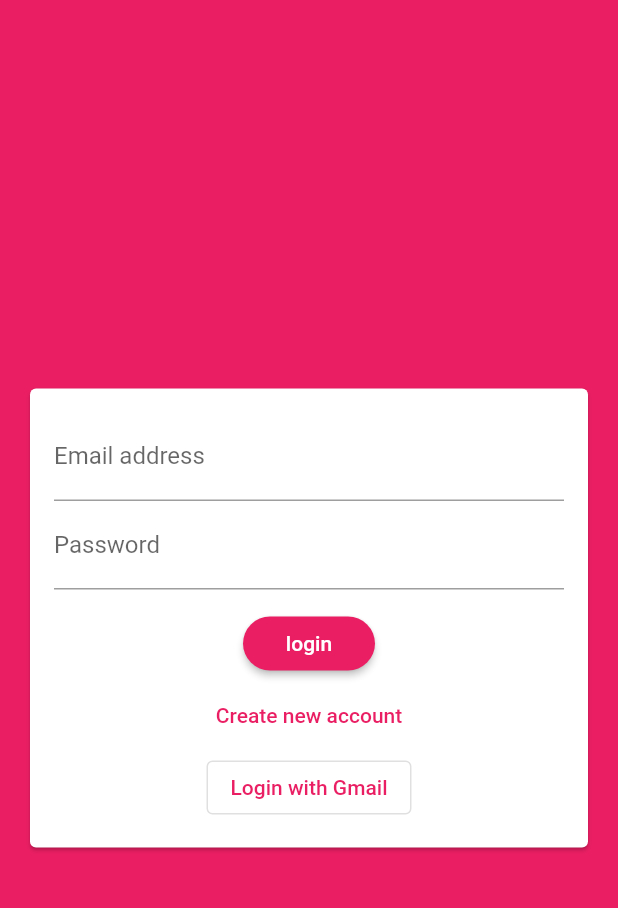
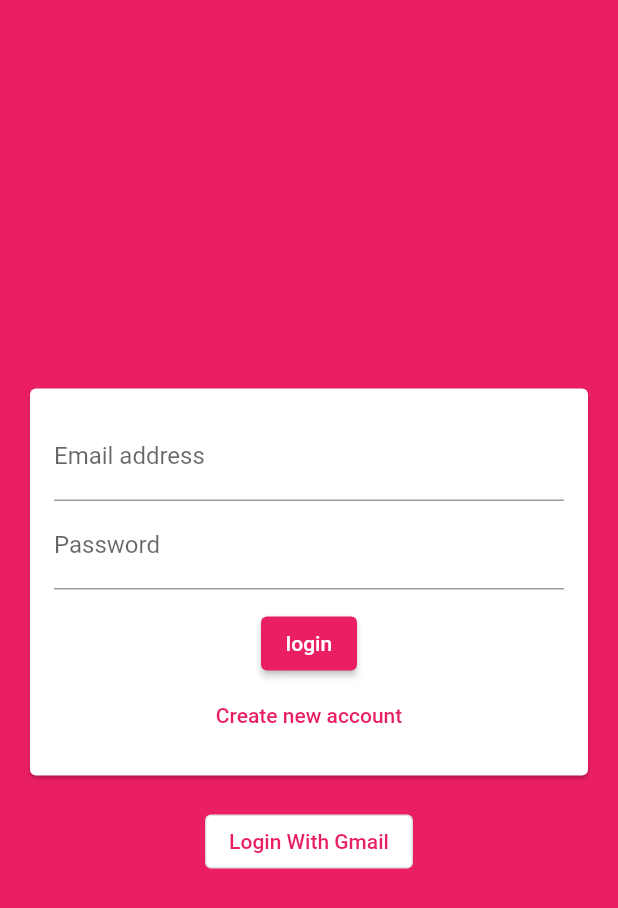
Before and after one commit to rashek/flutter-chat, a Flutter app: the screen it shows after launch, on a phone screen of 412 x 824 dp. Shown: the top 908 px of the screen. Run offline on Flutter 3.47's test engine with Material 2 defaults, Android fonts, the phone set to English and light mode, and no system bars; our stand-ins replace cloud_firestore, firebase_auth, firebase_storage, google_sign_in, image_picker; accounts and stored records are empty.

```diff
--- a/lib/main.dart
+++ b/lib/main.dart
@@ -3,6 +3,7 @@ import 'package:firebase_auth/firebase_auth.dart';
 
 import './screens/auth_screen.dart';
 import './screens/chat_screen.dart';
+import './screens/user_screen.dart';
 
 void main() {
   runApp(MyApp());
@@ -31,7 +32,8 @@ class MyApp extends StatelessWidget {
           stream: FirebaseAuth.instance.onAuthStateChanged,
           builder: (ctx, userSnapshot) {
             if (userSnapshot.hasData) {
-              return ChatScreen();
+              return UserScreen();
+              // return ChatScreen();
             }
             return AuthScreen();
           }),
--- a/lib/screens/auth_screen.dart
+++ b/lib/screens/auth_screen.dart
@@ -7,6 +7,7 @@ import 'package:cloud_firestore/cloud_firestore.dart';
 import 'package:firebase_storage/firebase_storage.dart';
 
 import '../widgets/auth_form/auth_form.dart';
+import '../widgets/auth_form/auth_gmail.dart';
 
 class AuthScreen extends StatefulWidget {
   @override
@@ -18,10 +19,15 @@ class _AuthScreenState extends State<AuthScreen> {
   final _auth = FirebaseAuth.instance;
 
   void _createUser(
-      String email, String uid, String username, String url) async {
+    String email,
+    String uid,
+    String username,
+    String url,
+  ) async {
     await Firestore.instance.collection('user').document(uid).setData({
       'username': username,
       'email': email,
+      'uid': uid,
       'image_url': url,
     });
   }
@@ -78,7 +84,15 @@ class _AuthScreenState extends State<AuthScreen> {
   Widget build(BuildContext context) {
     return Scaffold(
       backgroundColor: Theme.of(context).primaryColor,
-      body: AuthForm(_submitAuthForm, _isLoading),
+      body:
+          // AuthForm(_submitAuthForm, _isLoading),
+          Column(
+        mainAxisAlignment: MainAxisAlignment.center,
+        children: [
+          AuthForm(_submitAuthForm, _isLoading),
+          AuthGmail(_createUser),
+        ],
+      ),
     );
   }
 }
--- a/lib/screens/chat_screen.dart
+++ b/lib/screens/chat_screen.dart
@@ -1,11 +1,12 @@
 import 'package:flutter/material.dart';
-// import 'package:cloud_firestore/cloud_firestore.dart';
 import 'package:firebase_auth/firebase_auth.dart';
+import 'package:google_sign_in/google_sign_in.dart';
 
 import '../widgets/chat/messages.dart';
 import '../widgets/chat/new_message.dart';
 
 class ChatScreen extends StatelessWidget {
+  final GoogleSignIn googleSignIn = GoogleSignIn();
   @override
   Widget build(BuildContext context) {
     return Scaffold(
@@ -34,6 +35,8 @@ class ChatScreen extends StatelessWidget {
             onChanged: (itemIdentifier) {
               if (itemIdentifier == 'Logout') {
                 FirebaseAuth.instance.signOut();
+                googleSignIn.disconnect();
+                googleSignIn.signOut();
               }
             },
           ),
--- a/lib/widgets/auth_form/auth_form.dart
+++ b/lib/widgets/auth_form/auth_form.dart
@@ -2,13 +2,18 @@ import 'dart:io';
 import 'package:flutter/material.dart';
 
 import '../picker/user_image_picker.dart';
-import '../auth_form/auth_gmail.dart';
 
 class AuthForm extends StatefulWidget {
   AuthForm(this.submitFn, this.isLoading);
   final bool isLoading;
-  final void Function(String email, String password, String userName,
-      File image, bool isLogin, BuildContext ctx) submitFn;
+  final void Function(
+    String email,
+    String password,
+    String userName,
+    File image,
+    bool isLogin,
+    BuildContext ctx,
+  ) submitFn;
   @override
   _AuthFormState createState() => _AuthFormState();
 }
@@ -29,7 +34,7 @@ class _AuthFormState extends State<AuthForm> {
     final isValid = _formKey.currentState.validate();
     FocusScope.of(context).unfocus();
     if (_userImageFile == null && !_isLogin) {
-      Scaffold.of(context).showSnackBar(SnackBar(
+      ScaffoldMessenger.of(context).showSnackBar(SnackBar(
         content: Text('PLease pick a image.'),
         backgroundColor: Theme.of(context).errorColor,
       ));
@@ -108,13 +113,17 @@ class _AuthFormState extends State<AuthForm> {
                 ),
                 if (widget.isLoading) CircularProgressIndicator(),
                 if (!widget.isLoading)
-                  RaisedButton(
+                  ElevatedButton(
                     child: Text(_isLogin ? 'login' : 'Signup'),
                     onPressed: _trySubmit,
                   ),
                 if (!widget.isLoading)
-                  FlatButton(
-                    textColor: Theme.of(context).primaryColor,
+                  TextButton(
+                    // style: ButtonStyle(
+                    //   color: Theme.of(context).primaryColor,
+                    // ),
+                    style: TextButton.styleFrom(
+                        primary: Theme.of(context).primaryColor),
                     child: Text(_isLogin
                         ? 'Create new account'
                         : 'I already have an account'),
@@ -123,8 +132,7 @@ class _AuthFormState extends State<AuthForm> {
                         _isLogin = !_isLogin;
                       });
                     },
-                  ),
-                AuthGmail(),
+                  )
               ],
             ),
           ),
--- a/lib/widgets/auth_form/auth_gmail.dart
+++ b/lib/widgets/auth_form/auth_gmail.dart
@@ -4,6 +4,13 @@ import 'package:google_sign_in/google_sign_in.dart';
 import 'package:firebase_auth/firebase_auth.dart';
 
 class AuthGmail extends StatefulWidget {
+  AuthGmail(this.createFn);
+  final void Function(
+    String email,
+    String uid,
+    String username,
+    String url,
+  ) createFn;
   @override
   _AuthGmailState createState() => _AuthGmailState();
 }
@@ -11,15 +18,17 @@ class AuthGmail extends StatefulWidget {
 class _AuthGmailState extends State<AuthGmail> {
   final GoogleSignIn googleSignIn = GoogleSignIn();
   final FirebaseAuth firebaseAuth = FirebaseAuth.instance;
-  bool isLoading;
+  bool isLoading = false;
+
   // @override
-  Future<void> handleSignIn() async {
+  Future<FirebaseUser> handleSignIn() async {
     this.setState(() {
       isLoading = true;
     });
 
-    GoogleSignInAccount googleUser = await googleSignIn.signIn();
-    GoogleSignInAuthentication googleAuth = await googleUser.authentication;
+    final GoogleSignInAccount googleUser = await googleSignIn.signIn();
+    final GoogleSignInAuthentication googleAuth =
+        await googleUser.authentication;
 
     final AuthCredential credential = GoogleAuthProvider.getCredential(
       accessToken: googleAuth.accessToken,
@@ -34,31 +43,40 @@ class _AuthGmailState extends State<AuthGmail> {
           .where('id', isEqualTo: fireUser.uid)
           .getDocuments();
       final List<DocumentSnapshot> documents = result.documents;
-
+      this.setState(() {
+        isLoading = false;
+      });
       if (documents.length == 0) {
         // Update data to server if new user
-        Firestore.instance.collection('user').document(fireUser.uid).setData({
-          // 'nickname': fireUser.displayName,
-          'username': fireUser.displayName,
-          'email': fireUser.email,
-          'image_url': fireUser.photoUrl,
-        });
+        widget.createFn(
+          fireUser.email,
+          fireUser.uid,
+          fireUser.displayName,
+          fireUser.photoUrl,
+        );
 
         // Write data to local
         // currentUser = firebaseUser;
         // await prefs.setString('id', currentUser.uid);
         // await prefs.setString('nickname', currentUser.displayName);
         // await prefs.setString('photoUrl', currentUser.photoURL);
+
       }
     }
+    return fireUser;
   }
 
   Widget build(BuildContext context) {
     return Center(
-      child: OutlinedButton(
-        child: Text('Login with Gmail'),
-        onPressed: handleSignIn,
-      ),
+      child: isLoading
+          ? CircularProgressIndicator()
+          : OutlinedButton(
+              style: ButtonStyle(
+                  backgroundColor:
+                      MaterialStateProperty.all<Color>(Colors.white)),
+              child: Text('Login With Gmail'),
+              onPressed: handleSignIn,
+            ),
     );
   }
 }
```
Also changed, not shown: lib/screens/user_screen.dart (added, +76 -0 lines), lib/widgets/user_profile/user_profile.dart (added, +20 -0 lines).
